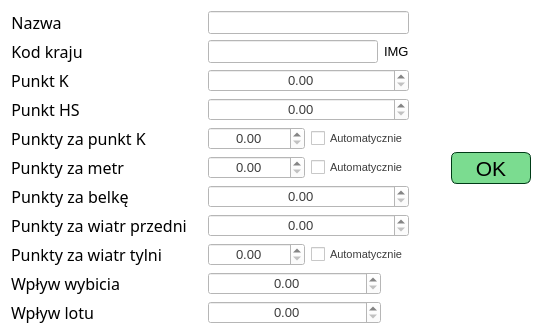
SiekamCebule/sj-sim, file UI/EditorWidgets/HillEditorWidget.ui: the form before one commit.
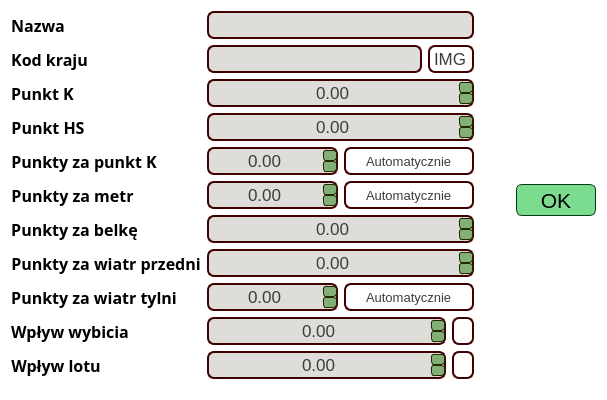
The form after the commit. Icons and pictures are not drawn.

Patch:
```diff
--- a/UI/EditorWidgets/HillEditorWidget.ui
+++ b/UI/EditorWidgets/HillEditorWidget.ui
@@ -9,8 +9,8 @@
    <rect>
     <x>0</x>
     <y>0</y>
-    <width>542</width>
-    <height>334</height>
+    <width>607</width>
+    <height>400</height>
    </rect>
   </property>
   <property name="font">
@@ -34,13 +34,13 @@
         <font>
          <family>Quicksand Medium</family>
          <pointsize>12</pointsize>
-         <bold>false</bold>
+         <bold>true</bold>
         </font>
        </property>
        <property name="styleSheet">
         <string notr="true">QLabel{
-color: black;
-margin-right: 15px;
+background: transparent;
+color: rgb(0, 0, 0);
 }</string>
        </property>
        <property name="text">
@@ -57,13 +57,13 @@
         <font>
          <family>Quicksand Medium</family>
          <pointsize>12</pointsize>
-         <bold>false</bold>
+         <bold>true</bold>
         </font>
        </property>
        <property name="styleSheet">
         <string notr="true">QLabel{
-color: black;
-margin-right: 15px;
+background: transparent;
+color: rgb(0, 0, 0);
 }</string>
        </property>
        <property name="text">
@@ -80,12 +80,13 @@
         <font>
          <family>Quicksand Medium</family>
          <pointsize>12</pointsize>
+         <bold>true</bold>
         </font>
        </property>
        <property name="styleSheet">
         <string notr="true">QLabel{
-color: black;
-margin-right: 15px;
+background: transparent;
+color: rgb(0, 0, 0);
 }</string>
        </property>
        <property name="text">
@@ -102,12 +103,13 @@
         <font>
          <family>Quicksand Medium</family>
          <pointsize>12</pointsize>
+         <bold>true</bold>
         </font>
        </property>
        <property name="styleSheet">
         <string notr="true">QLabel{
-color: black;
-margin-right: 15px;
+background: transparent;
+color: rgb(0, 0, 0);
 }</string>
        </property>
        <property name="text">
@@ -124,12 +126,13 @@
         <font>
          <family>Quicksand Medium</family>
          <pointsize>12</pointsize>
+         <bold>true</bold>
         </font>
        </property>
        <property name="styleSheet">
         <string notr="true">QLabel{
-color: black;
-margin-right: 15px;
+background: transparent;
+color: rgb(0, 0, 0);
 }</string>
        </property>
        <property name="text">
@@ -146,12 +149,13 @@
         <font>
          <family>Quicksand Medium</family>
          <pointsize>12</pointsize>
+         <bold>true</bold>
         </font>
        </property>
        <property name="styleSheet">
         <string notr="true">QLabel{
-color: black;
-margin-right: 15px;
+background: transparent;
+color: rgb(0, 0, 0);
 }</string>
        </property>
        <property name="text">
@@ -168,12 +172,13 @@
         <font>
          <family>Quicksand Medium</family>
          <pointsize>12</pointsize>
+         <bold>true</bold>
         </font>
        </property>
        <property name="styleSheet">
         <string notr="true">QLabel{
-color: black;
-margin-right: 15px;
+background: transparent;
+color: rgb(0, 0, 0);
 }</string>
        </property>
        <property name="text">
@@ -190,12 +195,13 @@
         <font>
          <family>Quicksand Medium</family>
          <pointsize>12</pointsize>
+         <bold>true</bold>
         </font>
        </property>
        <property name="styleSheet">
         <string notr="true">QLabel{
-color: black;
-margin-right: 15px;
+background: transparent;
+color: rgb(0, 0, 0);
 }</string>
        </property>
        <property name="text">
@@ -212,12 +218,13 @@
         <font>
          <family>Quicksand Medium</family>
          <pointsize>12</pointsize>
+         <bold>true</bold>
         </font>
        </property>
        <property name="styleSheet">
         <string notr="true">QLabel{
-color: black;
-margin-right: 15px;
+background: transparent;
+color: rgb(0, 0, 0);
 }</string>
        </property>
        <property name="text">
@@ -234,12 +241,13 @@
         <font>
          <family>Quicksand Medium</family>
          <pointsize>12</pointsize>
+         <bold>true</bold>
         </font>
        </property>
        <property name="styleSheet">
         <string notr="true">QLabel{
-color: black;
-margin-right: 15px;
+background: transparent;
+color: rgb(0, 0, 0);
 }</string>
        </property>
        <property name="text">
@@ -256,12 +264,13 @@
         <font>
          <family>Quicksand Medium</family>
          <pointsize>12</pointsize>
+         <bold>true</bold>
         </font>
        </property>
        <property name="styleSheet">
         <string notr="true">QLabel{
-color: black;
-margin-right: 15px;
+background: transparent;
+color: rgb(0, 0, 0);
 }</string>
        </property>
        <property name="text">
@@ -274,14 +283,43 @@
      </item>
      <item row="0" column="1">
       <widget class="QLineEdit" name="lineEdit_name">
+       <property name="minimumSize">
+        <size>
+         <width>130</width>
+         <height>28</height>
+        </size>
+       </property>
        <property name="maximumSize">
         <size>
          <width>16777215</width>
-         <height>16777215</height>
+         <height>28</height>
         </size>
        </property>
+       <property name="font">
+        <font>
+         <pointsize>13</pointsize>
+        </font>
+       </property>
        <property name="styleSheet">
-        <string notr="true">color: rgb(60, 60, 60);</string>
+        <string notr="true">QWidget{
+	background-color: rgb(222, 221, 218);
+	color: rgb(60, 60, 60);
+	border: 2px solid rgb(65, 0, 0);
+	border-radius: 7px;
+}
+
+QDoubleSpinBox::up-button{
+border: 1px solid rgb(33, 42, 0);
+border-radius: 3px;
+		background-color: rgb(129, 175, 117);
+	color: rgb(0, 59, 23);
+}
+QDoubleSpinBox::down-button{
+border: 1px solid rgb(33, 42, 0);
+border-radius: 3px;
+	background-color: rgb(129, 175, 117);
+	color: rgb(0, 59, 23);
+}</string>
        </property>
       </widget>
      </item>
@@ -289,19 +327,86 @@
       <layout class="QHBoxLayout" name="horizontalLayout">
        <item>
         <widget class="QLineEdit" name="lineEdit_countryCode">
+         <property name="minimumSize">
+          <size>
+           <width>130</width>
+           <height>28</height>
+          </size>
+         </property>
          <property name="maximumSize">
           <size>
            <width>16777215</width>
-           <height>16777215</height>
+           <height>28</height>
           </size>
          </property>
+         <property name="font">
+          <font>
+           <pointsize>13</pointsize>
+          </font>
+         </property>
          <property name="styleSheet">
-          <string notr="true">color: rgb(60, 60, 60);</string>
+          <string notr="true">QWidget{
+	background-color: rgb(222, 221, 218);
+	color: rgb(60, 60, 60);
+	border: 2px solid rgb(65, 0, 0);
+	border-radius: 7px;
+}
+
+QDoubleSpinBox::up-button{
+border: 1px solid rgb(33, 42, 0);
+border-radius: 3px;
+		background-color: rgb(129, 175, 117);
+	color: rgb(0, 59, 23);
+}
+QDoubleSpinBox::down-button{
+border: 1px solid rgb(33, 42, 0);
+border-radius: 3px;
+	background-color: rgb(129, 175, 117);
+	color: rgb(0, 59, 23);
+}</string>
          </property>
         </widget>
        </item>
        <item>
         <widget class="QLabel" name="label_countryFlag">
+         <property name="minimumSize">
+          <size>
+           <width>0</width>
+           <height>28</height>
+          </size>
+         </property>
+         <property name="maximumSize">
+          <size>
+           <width>16777215</width>
+           <height>28</height>
+          </size>
+         </property>
+         <property name="font">
+          <font>
+           <pointsize>13</pointsize>
+          </font>
+         </property>
+         <property name="styleSheet">
+          <string notr="true">QWidget{
+	background: transparent;
+	color: rgb(60, 60, 60);
+	border: 2px solid rgb(65, 0, 0);
+	border-radius: 7px;
+}
+
+QDoubleSpinBox::up-button{
+border: 1px solid rgb(33, 42, 0);
+border-radius: 3px;
+		background-color: rgb(129, 175, 117);
+	color: rgb(0, 59, 23);
+}
+QDoubleSpinBox::down-button{
+border: 1px solid rgb(33, 42, 0);
+border-radius: 3px;
+	background-color: rgb(129, 175, 117);
+	color: rgb(0, 59, 23);
+}</string>
+         </property>
          <property name="text">
           <string>IMG</string>
          </property>
@@ -311,22 +416,104 @@
      </item>
      <item row="2" column="1">
       <widget class="QDoubleSpinBox" name="doubleSpinBox_KPoint">
+       <property name="minimumSize">
+        <size>
+         <width>130</width>
+         <height>28</height>
+        </size>
+       </property>
+       <property name="maximumSize">
+        <size>
+         <width>16777215</width>
+         <height>28</height>
+        </size>
+       </property>
+       <property name="font">
+        <font>
+         <pointsize>13</pointsize>
+        </font>
+       </property>
        <property name="styleSheet">
-        <string notr="true">color: rgb(60, 60, 60);</string>
+        <string notr="true">QWidget{
+	background-color: rgb(222, 221, 218);
+	color: rgb(60, 60, 60);
+	border: 2px solid rgb(65, 0, 0);
+	border-radius: 7px;
+}
+
+QDoubleSpinBox::up-button{
+border: 1px solid rgb(33, 42, 0);
+border-radius: 3px;
+		background-color: rgb(129, 175, 117);
+	color: rgb(0, 59, 23);
+}
+QDoubleSpinBox::down-button{
+border: 1px solid rgb(33, 42, 0);
+border-radius: 3px;
+	background-color: rgb(129, 175, 117);
+	color: rgb(0, 59, 23);
+}</string>
        </property>
        <property name="alignment">
         <set>Qt::AlignCenter</set>
        </property>
+       <property name="minimum">
+        <double>-1000000.000000000000000</double>
+       </property>
+       <property name="maximum">
+        <double>1000000.000000000000000</double>
+       </property>
       </widget>
      </item>
      <item row="3" column="1">
       <widget class="QDoubleSpinBox" name="doubleSpinBox_HSPoint">
+       <property name="minimumSize">
+        <size>
+         <width>130</width>
+         <height>28</height>
+        </size>
+       </property>
+       <property name="maximumSize">
+        <size>
+         <width>16777215</width>
+         <height>28</height>
+        </size>
+       </property>
+       <property name="font">
+        <font>
+         <pointsize>13</pointsize>
+        </font>
+       </property>
        <property name="styleSheet">
-        <string notr="true">color: rgb(60, 60, 60);</string>
+        <string notr="true">QWidget{
+	background-color: rgb(222, 221, 218);
+	color: rgb(60, 60, 60);
+	border: 2px solid rgb(65, 0, 0);
+	border-radius: 7px;
+}
+
+QDoubleSpinBox::up-button{
+border: 1px solid rgb(33, 42, 0);
+border-radius: 3px;
+		background-color: rgb(129, 175, 117);
+	color: rgb(0, 59, 23);
+}
+QDoubleSpinBox::down-button{
+border: 1px solid rgb(33, 42, 0);
+border-radius: 3px;
+	background-color: rgb(129, 175, 117);
+	color: rgb(0, 59, 23);
+}</string>
        </property>
        <property name="alignment">
         <set>Qt::AlignCenter</set>
        </property>
+       <property name="minimum">
+        <double>-1000000.000000000000000</double>
+       </property>
+       <property name="maximum">
+        <double>1000000.000000000000000</double>
+       </property>
       </widget>
      </item>
      <item row="4" column="1">
@@ -335,27 +522,88 @@
         <widget class="QDoubleSpinBox" name="doubleSpinBox_pointsForKPoint">
          <property name="minimumSize">
           <size>
-           <width>82</width>
-           <height>0</height>
+           <width>130</width>
+           <height>28</height>
           </size>
          </property>
+         <property name="maximumSize">
+          <size>
+           <width>16777215</width>
+           <height>28</height>
+          </size>
+         </property>
+         <property name="font">
+          <font>
+           <pointsize>13</pointsize>
+          </font>
+         </property>
          <property name="styleSheet">
-          <string notr="true">color: rgb(60, 60, 60);</string>
+          <string notr="true">QWidget{
+	background-color: rgb(222, 221, 218);
+	color: rgb(60, 60, 60);
+	border: 2px solid rgb(65, 0, 0);
+	border-radius: 7px;
+}
+QWidget[readOnly = &quot;true&quot;]{
+	background-color: rgb(120, 120, 120);
+	color: rgb(20, 20, 20);
+	border: 2px solid rgb(65, 0, 0);
+	border-radius: 7px;
+}
+
+QDoubleSpinBox::up-button{
+border: 1px solid rgb(33, 42, 0);
+border-radius: 3px;
+		background-color: rgb(129, 175, 117);
+	color: rgb(0, 59, 23);
+}
+QDoubleSpinBox::down-button{
+border: 1px solid rgb(33, 42, 0);
+border-radius: 3px;
+	background-color: rgb(129, 175, 117);
+	color: rgb(0, 59, 23);
+}</string>
          </property>
          <property name="alignment">
           <set>Qt::AlignCenter</set>
          </property>
+         <property name="readOnly">
+          <bool>false</bool>
+         </property>
+         <property name="minimum">
+          <double>-1000000.000000000000000</double>
+         </property>
+         <property name="maximum">
+          <double>1000000.000000000000000</double>
+         </property>
         </widget>
        </item>
        <item>
         <widget class="QCheckBox" name="checkBox_autoPointsForKPoint">
+         <property name="minimumSize">
+          <size>
+           <width>0</width>
+           <height>28</height>
+          </size>
+         </property>
+         <property name="maximumSize">
+          <size>
+           <width>16777215</width>
+           <height>28</height>
+          </size>
+         </property>
          <property name="font">
           <font>
-           <pointsize>8</pointsize>
+           <pointsize>10</pointsize>
           </font>
          </property>
          <property name="styleSheet">
-          <string notr="true">color: rgb(60, 60, 60);</string>
+          <string notr="true">QWidget{
+	background: transparent;
+	color: rgb(60, 60, 60);
+	border: 2px solid rgb(65, 0, 0);
+	border-radius: 7px;
+}</string>
          </property>
          <property name="text">
           <string>Automatycznie</string>
@@ -370,27 +618,91 @@
         <widget class="QDoubleSpinBox" name="doubleSpinBox_pointsForMeter">
          <property name="minimumSize">
           <size>
-           <width>82</width>
-           <height>0</height>
+           <width>130</width>
+           <height>28</height>
           </size>
          </property>
+         <property name="maximumSize">
+          <size>
+           <width>16777215</width>
+           <height>28</height>
+          </size>
+         </property>
+         <property name="font">
+          <font>
+           <pointsize>13</pointsize>
+          </font>
+         </property>
          <property name="styleSheet">
-          <string notr="true">color: rgb(60, 60, 60);</string>
+          <string notr="true">QWidget{
+	background-color: rgb(222, 221, 218);
+	color: rgb(60, 60, 60);
+	border: 2px solid rgb(65, 0, 0);
+	border-radius: 7px;
+}
+QWidget[readOnly = &quot;true&quot;]{
+	background-color: rgb(120, 120, 120);
+	color: rgb(20, 20, 20);
+	border: 2px solid rgb(65, 0, 0);
+	border-radius: 7px;
+}
+
+QDoubleSpinBox::up-button{
+border: 1px solid rgb(33, 42, 0);
+border-radius: 3px;
+		background-color: rgb(129, 175, 117);
+	color: rgb(0, 59, 23);
+}
+QDoubleSpinBox::down-button{
+border: 1px solid rgb(33, 42, 0);
+border-radius: 3px;
+	background-color: rgb(129, 175, 117);
+	color: rgb(0, 59, 23);
+}</string>
          </property>
          <property name="alignment">
           <set>Qt::AlignCenter</set>
          </property>
+         <property name="readOnly">
+          <bool>false</bool>
+         </property>
+         <property name="minimum">
+          <double>-1000000.000000000000000</double>
+         </property>
+         <property name="maximum">
+          <double>1000000.000000000000000</double>
+         </property>
+         <property name="singleStep">
+          <double>0.100000000000000</double>
+         </property>
         </widget>
        </item>
        <item>
         <widget class="QCheckBox" name="checkBox_autoPointsForMeter">
+         <property name="minimumSize">
+          <size>
+           <width>0</width>
+           <height>28</height>
+          </size>
+         </property>
+         <property name="maximumSize">
+          <size>
+           <width>16777215</width>
+           <height>28</height>
+          </size>
+         </property>
          <property name="font">
           <font>
-           <pointsize>8</pointsize>
+           <pointsize>10</pointsize>
           </font>
          </property>
          <property name="styleSheet">
-          <string notr="true">color: rgb(60, 60, 60);</string>
+          <string notr="true">QWidget{
+	background: transparent;
+	color: rgb(60, 60, 60);
+	border: 2px solid rgb(65, 0, 0);
+	border-radius: 7px;
+}</string>
          </property>
          <property name="text">
           <string>Automatycznie</string>
@@ -401,22 +713,110 @@
      </item>
      <item row="6" column="1">
       <widget class="QDoubleSpinBox" name="doubleSpinBox_gatePoints">
+       <property name="minimumSize">
+        <size>
+         <width>130</width>
+         <height>28</height>
+        </size>
+       </property>
+       <property name="maximumSize">
+        <size>
+         <width>16777215</width>
+         <height>28</height>
+        </size>
+       </property>
+       <property name="font">
+        <font>
+         <pointsize>13</pointsize>
+        </font>
+       </property>
        <property name="styleSheet">
-        <string notr="true">color: rgb(60, 60, 60);</string>
+        <string notr="true">QWidget{
+	background-color: rgb(222, 221, 218);
+	color: rgb(60, 60, 60);
+	border: 2px solid rgb(65, 0, 0);
+	border-radius: 7px;
+}
+
+QDoubleSpinBox::up-button{
+border: 1px solid rgb(33, 42, 0);
+border-radius: 3px;
+		background-color: rgb(129, 175, 117);
+	color: rgb(0, 59, 23);
+}
+QDoubleSpinBox::down-button{
+border: 1px solid rgb(33, 42, 0);
+border-radius: 3px;
+	background-color: rgb(129, 175, 117);
+	color: rgb(0, 59, 23);
+}</string>
        </property>
        <property name="alignment">
         <set>Qt::AlignCenter</set>
        </property>
+       <property name="minimum">
+        <double>-1000000.000000000000000</double>
+       </property>
+       <property name="maximum">
+        <double>1000000.000000000000000</double>
+       </property>
+       <property name="singleStep">
+        <double>0.500000000000000</double>
+       </property>
       </widget>
      </item>
      <item row="7" column="1">
       <widget class="QDoubleSpinBox" name="doubleSpinBox_frontWindPoints">
+       <property name="minimumSize">
+        <size>
+         <width>130</width>
+         <height>28</height>
+        </size>
+       </property>
+       <property name="maximumSize">
+        <size>
+         <width>16777215</width>
+         <height>28</height>
+        </size>
+       </property>
+       <property name="font">
+        <font>
+         <pointsize>13</pointsize>
+        </font>
+       </property>
        <property name="styleSheet">
-        <string notr="true">color: rgb(60, 60, 60);</string>
+        <string notr="true">QWidget{
+	background-color: rgb(222, 221, 218);
+	color: rgb(60, 60, 60);
+	border: 2px solid rgb(65, 0, 0);
+	border-radius: 7px;
+}
+
+QDoubleSpinBox::up-button{
+border: 1px solid rgb(33, 42, 0);
+border-radius: 3px;
+		background-color: rgb(129, 175, 117);
+	color: rgb(0, 59, 23);
+}
+QDoubleSpinBox::down-button{
+border: 1px solid rgb(33, 42, 0);
+border-radius: 3px;
+	background-color: rgb(129, 175, 117);
+	color: rgb(0, 59, 23);
+}</string>
        </property>
        <property name="alignment">
         <set>Qt::AlignCenter</set>
        </property>
+       <property name="minimum">
+        <double>-1000000.000000000000000</double>
+       </property>
+       <property name="maximum">
+        <double>1000000.000000000000000</double>
+       </property>
+       <property name="singleStep">
+        <double>0.500000000000000</double>
+       </property>
       </widget>
      </item>
      <item row="8" column="1">
@@ -425,27 +825,91 @@
         <widget class="QDoubleSpinBox" name="doubleSpinBox_backWindPoints">
          <property name="minimumSize">
           <size>
-           <width>82</width>
-           <height>0</height>
+           <width>130</width>
+           <height>28</height>
           </size>
          </property>
+         <property name="maximumSize">
+          <size>
+           <width>16777215</width>
+           <height>28</height>
+          </size>
+         </property>
+         <property name="font">
+          <font>
+           <pointsize>13</pointsize>
+          </font>
+         </property>
          <property name="styleSheet">
-          <string notr="true">color: rgb(60, 60, 60);</string>
+          <string notr="true">QWidget{
+	background-color: rgb(222, 221, 218);
+	color: rgb(60, 60, 60);
+	border: 2px solid rgb(65, 0, 0);
+	border-radius: 7px;
+}
+QWidget[readOnly = &quot;true&quot;]{
+	background-color: rgb(120, 120, 120);
+	color: rgb(20, 20, 20);
+	border: 2px solid rgb(65, 0, 0);
+	border-radius: 7px;
+}
+
+QDoubleSpinBox::up-button{
+border: 1px solid rgb(33, 42, 0);
+border-radius: 3px;
+		background-color: rgb(129, 175, 117);
+	color: rgb(0, 59, 23);
+}
+QDoubleSpinBox::down-button{
+border: 1px solid rgb(33, 42, 0);
+border-radius: 3px;
+	background-color: rgb(129, 175, 117);
+	color: rgb(0, 59, 23);
+}</string>
          </property>
          <property name="alignment">
           <set>Qt::AlignCenter</set>
          </property>
+         <property name="readOnly">
+          <bool>false</bool>
+         </property>
+         <property name="minimum">
+          <double>-1000000.000000000000000</double>
+         </property>
+         <property name="maximum">
+          <double>1000000.000000000000000</double>
+         </property>
+         <property name="singleStep">
+          <double>0.500000000000000</double>
+         </property>
         </widget>
        </item>
        <item>
         <widget class="QCheckBox" name="checkBox_autoBackWindPoints">
+         <property name="minimumSize">
+          <size>
+           <width>0</width>
+           <height>28</height>
+          </size>
+         </property>
+         <property name="maximumSize">
+          <size>
+           <width>16777215</width>
+           <height>28</height>
+          </size>
+         </property>
          <property name="font">
           <font>
-           <pointsize>8</pointsize>
+           <pointsize>10</pointsize>
           </font>
          </property>
          <property name="styleSheet">
-          <string notr="true">color: rgb(60, 60, 60);</string>
+          <string notr="true">QWidget{
+	background: transparent;
+	color: rgb(60, 60, 60);
+	border: 2px solid rgb(65, 0, 0);
+	border-radius: 7px;
+}</string>
          </property>
          <property name="text">
           <string>Automatycznie</string>
@@ -458,12 +922,56 @@
       <layout class="QHBoxLayout" name="horizontalLayout_5">
        <item>
         <widget class="QDoubleSpinBox" name="doubleSpinBox_takeoffEffect">
+         <property name="minimumSize">
+          <size>
+           <width>130</width>
+           <height>28</height>
+          </size>
+         </property>
+         <property name="maximumSize">
+          <size>
+           <width>16777215</width>
+           <height>28</height>
+          </size>
+         </property>
+         <property name="font">
+          <font>
+           <pointsize>13</pointsize>
+          </font>
+         </property>
          <property name="styleSheet">
-          <string notr="true">color: rgb(60, 60, 60);</string>
+          <string notr="true">QWidget{
+	background-color: rgb(222, 221, 218);
+	color: rgb(60, 60, 60);
+	border: 2px solid rgb(65, 0, 0);
+	border-radius: 7px;
+}
+
+QDoubleSpinBox::up-button{
+border: 1px solid rgb(33, 42, 0);
+border-radius: 3px;
+		background-color: rgb(129, 175, 117);
+	color: rgb(0, 59, 23);
+}
+QDoubleSpinBox::down-button{
+border: 1px solid rgb(33, 42, 0);
+border-radius: 3px;
+	background-color: rgb(129, 175, 117);
+	color: rgb(0, 59, 23);
+}</string>
          </property>
          <property name="alignment">
           <set>Qt::AlignCenter</set>
          </property>
+         <property name="minimum">
+          <double>-1000000.000000000000000</double>
+         </property>
+         <property name="maximum">
+          <double>1000000.000000000000000</double>
+         </property>
+         <property name="singleStep">
+          <double>0.100000000000000</double>
+         </property>
         </widget>
        </item>
        <item>
@@ -471,15 +979,36 @@
          <property name="minimumSize">
           <size>
            <width>22</width>
-           <height>22</height>
+           <height>28</height>
           </size>
          </property>
          <property name="maximumSize">
           <size>
            <width>22</width>
-           <height>22</height>
+           <height>28</height>
           </size>
          </property>
+         <property name="styleSheet">
+          <string notr="true">QWidget{
+	background: transparent;
+	color: rgb(60, 60, 60);
+	border: 2px solid rgb(65, 0, 0);
+	border-radius: 7px;
+}
+
+QDoubleSpinBox::up-button{
+border: 1px solid rgb(33, 42, 0);
+border-radius: 3px;
+		background-color: rgb(129, 175, 117);
+	color: rgb(0, 59, 23);
+}
+QDoubleSpinBox::down-button{
+border: 1px solid rgb(33, 42, 0);
+border-radius: 3px;
+	background-color: rgb(129, 175, 117);
+	color: rgb(0, 59, 23);
+}</string>
+         </property>
          <property name="text">
           <string/>
          </property>
@@ -504,12 +1033,56 @@
       <layout class="QHBoxLayout" name="horizontalLayout_6">
        <item>
         <widget class="QDoubleSpinBox" name="doubleSpinBox_flightEffect">
+         <property name="minimumSize">
+          <size>
+           <width>130</width>
+           <height>28</height>
+          </size>
+         </property>
+         <property name="maximumSize">
+          <size>
+           <width>16777215</width>
+           <height>28</height>
+          </size>
+         </property>
+         <property name="font">
+          <font>
+           <pointsize>13</pointsize>
+          </font>
+         </property>
          <property name="styleSheet">
-          <string notr="true">color: rgb(60, 60, 60);</string>
+          <string notr="true">QWidget{
+	background-color: rgb(222, 221, 218);
+	color: rgb(60, 60, 60);
+	border: 2px solid rgb(65, 0, 0);
+	border-radius: 7px;
+}
+
+QDoubleSpinBox::up-button{
+border: 1px solid rgb(33, 42, 0);
+border-radius: 3px;
+		background-color: rgb(129, 175, 117);
+	color: rgb(0, 59, 23);
+}
+QDoubleSpinBox::down-button{
+border: 1px solid rgb(33, 42, 0);
+border-radius: 3px;
+	background-color: rgb(129, 175, 117);
+	color: rgb(0, 59, 23);
+}</string>
          </property>
          <property name="alignment">
           <set>Qt::AlignCenter</set>
          </property>
+         <property name="minimum">
+          <double>-1000000.000000000000000</double>
+         </property>
+         <property name="maximum">
+          <double>1000000.000000000000000</double>
+         </property>
+         <property name="singleStep">
+          <double>0.100000000000000</double>
+         </property>
         </widget>
        </item>
        <item>
@@ -517,15 +1090,36 @@
          <property name="minimumSize">
           <size>
            <width>22</width>
-           <height>22</height>
+           <height>28</height>
           </size>
          </property>
          <property name="maximumSize">
           <size>
            <width>22</width>
-           <height>22</height>
+           <height>28</height>
           </size>
          </property>
+         <property name="styleSheet">
+          <string notr="true">QWidget{
+	background: transparent;
+	color: rgb(60, 60, 60);
+	border: 2px solid rgb(65, 0, 0);
+	border-radius: 7px;
+}
+
+QDoubleSpinBox::up-button{
+border: 1px solid rgb(33, 42, 0);
+border-radius: 3px;
+		background-color: rgb(129, 175, 117);
+	color: rgb(0, 59, 23);
+}
+QDoubleSpinBox::down-button{
+border: 1px solid rgb(33, 42, 0);
+border-radius: 3px;
+	background-color: rgb(129, 175, 117);
+	color: rgb(0, 59, 23);
+}</string>
+         </property>
          <property name="text">
           <string/>
          </property>
```
